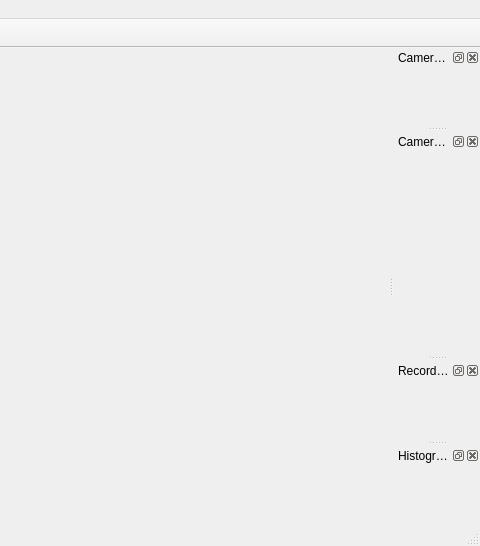
The window that src/planetaryimager_mainwindow.ui (GuLinux/PlanetaryImager) describes before a commit, drawn with Qt 5; both pictures show x 517 to 997 and y 0 to 546 of the 997 by 546 pixel window.
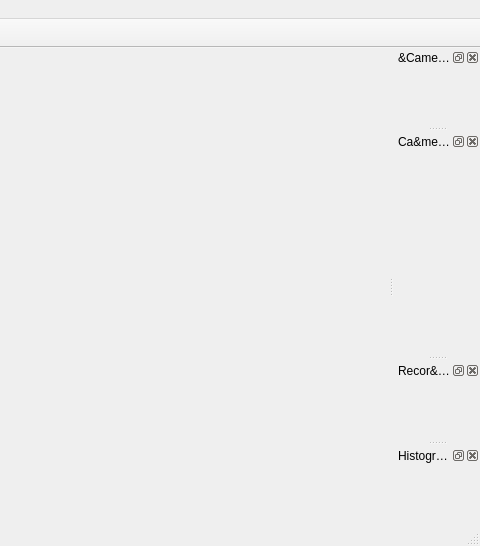
The same window after the commit. Icons and pictures are not drawn.

Commit message: Rename menu entry

What changed in the file:
```diff
--- a/src/planetaryimager_mainwindow.ui
+++ b/src/planetaryimager_mainwindow.ui
@@ -99,7 +99,7 @@
     <set>QDockWidget::AllDockWidgetFeatures</set>
    </property>
    <property name="windowTitle">
-    <string>Camera Information</string>
+    <string>&amp;Camera Information</string>
    </property>
    <attribute name="dockWidgetArea">
     <number>2</number>
@@ -110,7 +110,7 @@
   </widget>
   <widget class="QDockWidget" name="camera_settings">
    <property name="windowTitle">
-    <string>Camera Controls</string>
+    <string>Ca&amp;mera Controls</string>
    </property>
    <attribute name="dockWidgetArea">
     <number>2</number>
@@ -145,7 +145,7 @@
   </widget>
   <widget class="QDockWidget" name="recording">
    <property name="windowTitle">
-    <string>Recording</string>
+    <string>Recor&amp;ding</string>
    </property>
    <attribute name="dockWidgetArea">
     <number>2</number>
```
